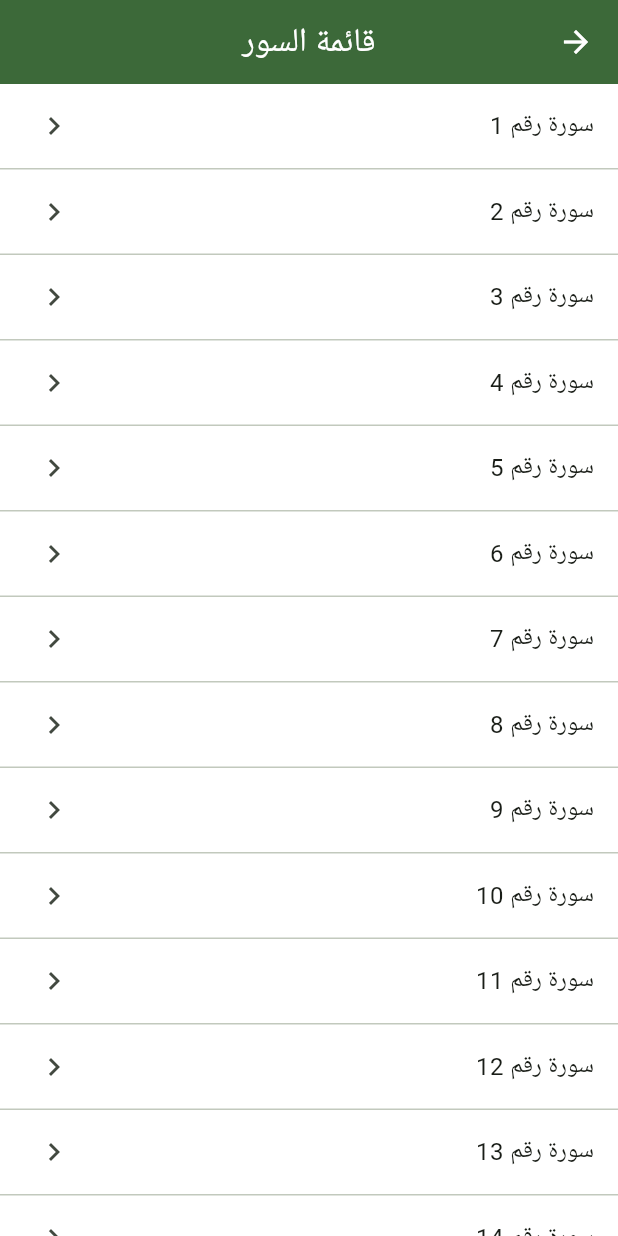
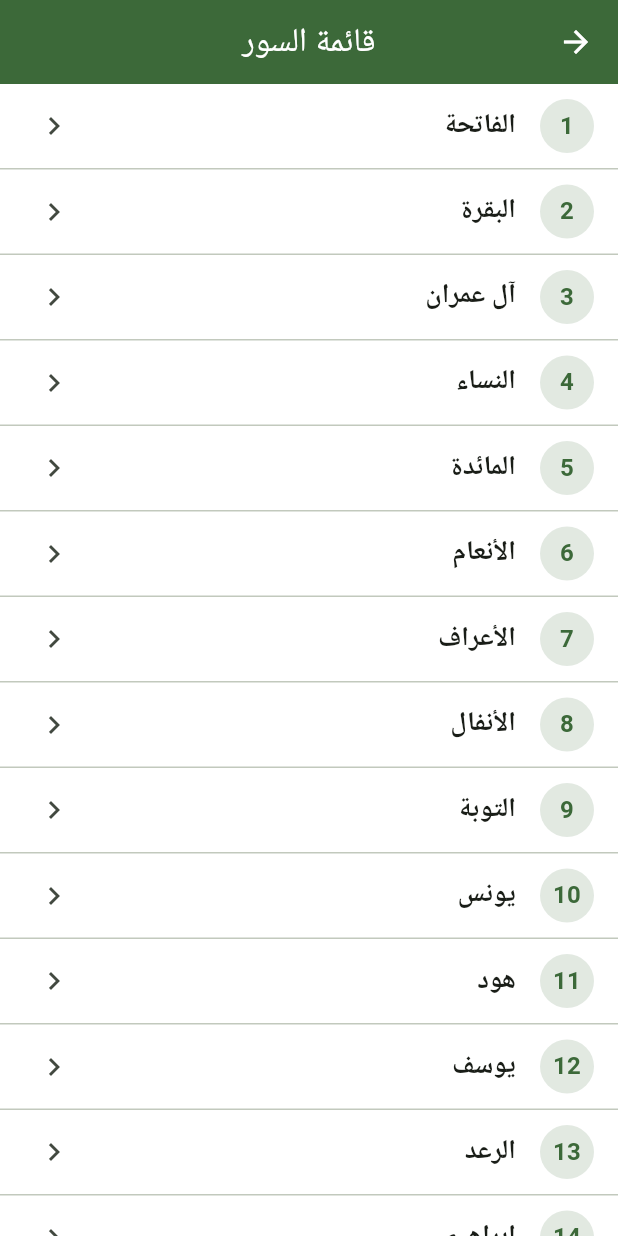
Before and after one commit to IbrahimElshishtawy/QuranGlow, a Flutter app: the SurahListPage screen opened by its route, on a phone screen of 412 x 824 dp. Run offline on Flutter 3.47's test engine with Material 3 defaults, Android fonts, the phone set to English and light mode, and no system bars; our stand-ins replace connectivity_plus, dio, flutter_riverpod, google_fonts, hive, just_audio and 4 more; accounts and stored records are empty.

Commit message:
Update surah_list_page.dart

```diff
--- a/quranglow/lib/features/ui/pages/surah/surah_list_page.dart
+++ b/quranglow/lib/features/ui/pages/surah/surah_list_page.dart
@@ -1,22 +1,160 @@
 import 'package:flutter/material.dart';
+import 'package:quranglow/features/ui/pages/mushaf/mushaf_page.dart';
 
 class SurahListPage extends StatelessWidget {
   const SurahListPage({super.key});
 
+  static const List<String> _surahNames = [
+    "الفاتحة",
+    "البقرة",
+    "آل عمران",
+    "النساء",
+    "المائدة",
+    "الأنعام",
+    "الأعراف",
+    "الأنفال",
+    "التوبة",
+    "يونس",
+    "هود",
+    "يوسف",
+    "الرعد",
+    "إبراهيم",
+    "الحجر",
+    "النحل",
+    "الإسراء",
+    "الكهف",
+    "مريم",
+    "طه",
+    "الأنبياء",
+    "الحج",
+    "المؤمنون",
+    "النور",
+    "الفرقان",
+    "الشعراء",
+    "النمل",
+    "القصص",
+    "العنكبوت",
+    "الروم",
+    "لقمان",
+    "السجدة",
+    "الأحزاب",
+    "سبأ",
+    "فاطر",
+    "يس",
+    "الصافات",
+    "ص",
+    "الزمر",
+    "غافر",
+    "فصلت",
+    "الشورى",
+    "الزخرف",
+    "الدخان",
+    "الجاثية",
+    "الأحقاف",
+    "محمد",
+    "الفتح",
+    "الحجرات",
+    "ق",
+    "الذاريات",
+    "الطور",
+    "النجم",
+    "القمر",
+    "الرحمن",
+    "الواقعة",
+    "الحديد",
+    "المجادلة",
+    "الحشر",
+    "الممتحنة",
+    "الصف",
+    "الجمعة",
+    "المنافقون",
+    "التغابن",
+    "الطلاق",
+    "التحريم",
+    "الملك",
+    "القلم",
+    "الحاقة",
+    "المعارج",
+    "نوح",
+    "الجن",
+    "المزمل",
+    "المدثر",
+    "القيامة",
+    "الإنسان",
+    "المرسلات",
+    "النبأ",
+    "النازعات",
+    "عبس",
+    "التكوير",
+    "الإنفطار",
+    "المطففين",
+    "الإنشقاق",
+    "البروج",
+    "الطارق",
+    "الأعلى",
+    "الغاشية",
+    "الفجر",
+    "البلد",
+    "الشمس",
+    "الليل",
+    "الضحى",
+    "الشرح",
+    "التين",
+    "العلق",
+    "القدر",
+    "البينة",
+    "الزلزلة",
+    "العاديات",
+    "القارعة",
+    "التكاثر",
+    "العصر",
+    "الهمزة",
+    "الفيل",
+    "قريش",
+    "الماعون",
+    "الكوثر",
+    "الكافرون",
+    "النصر",
+    "المسد",
+    "الإخلاص",
+    "الفلق",
+    "الناس",
+  ];
+
   @override
   Widget build(BuildContext context) {
-    final items = List.generate(114, (i) => 'سورة رقم ${i + 1}');
     return Directionality(
       textDirection: TextDirection.rtl,
       child: Scaffold(
         appBar: AppBar(title: const Text('قائمة السور'), centerTitle: true),
         body: ListView.separated(
-          itemCount: items.length,
+          itemCount: _surahNames.length,
           separatorBuilder: (_, __) => const Divider(height: 1),
           itemBuilder: (_, i) => ListTile(
-            title: Text(items[i]),
+            leading: CircleAvatar(
+              radius: 18,
+              backgroundColor: Theme.of(
+                context,
+              ).colorScheme.primary.withOpacity(.15),
+              child: Text(
+                '${i + 1}',
+                style: TextStyle(
+                  color: Theme.of(context).colorScheme.primary,
+                  fontWeight: FontWeight.bold,
+                ),
+              ),
+            ),
+            title: Text(
+              _surahNames[i],
+              style: const TextStyle(fontSize: 18, fontWeight: FontWeight.w600),
+            ),
             trailing: const Icon(Icons.chevron_left),
-            onTap: () {},
+            onTap: () {
+              Navigator.push(
+                context,
+                MaterialPageRoute(builder: (_) => MushafPage(chapter: i + 1)),
+              );
+            },
           ),
         ),
       ),
```
